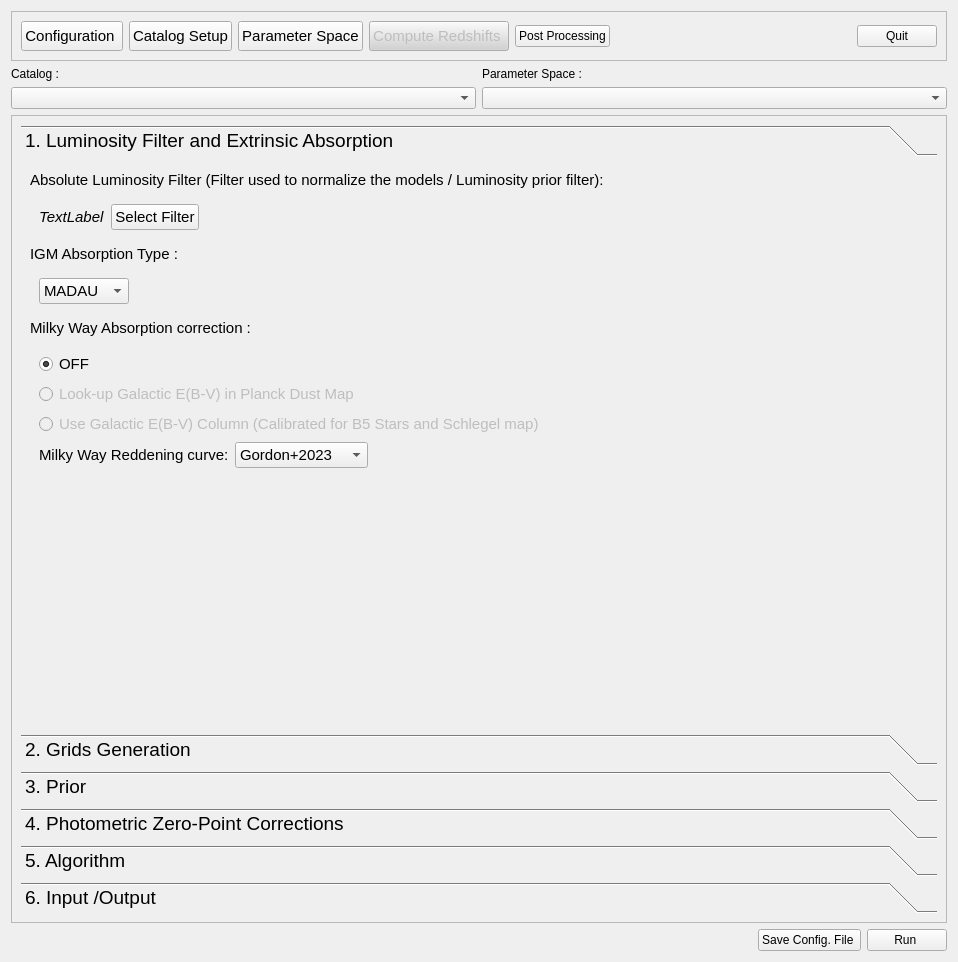
Old version of the form PhzQtUI/auxdir/PhzQtUI/FormAnalysis.ui in the repository astrorama/Phosphoros.
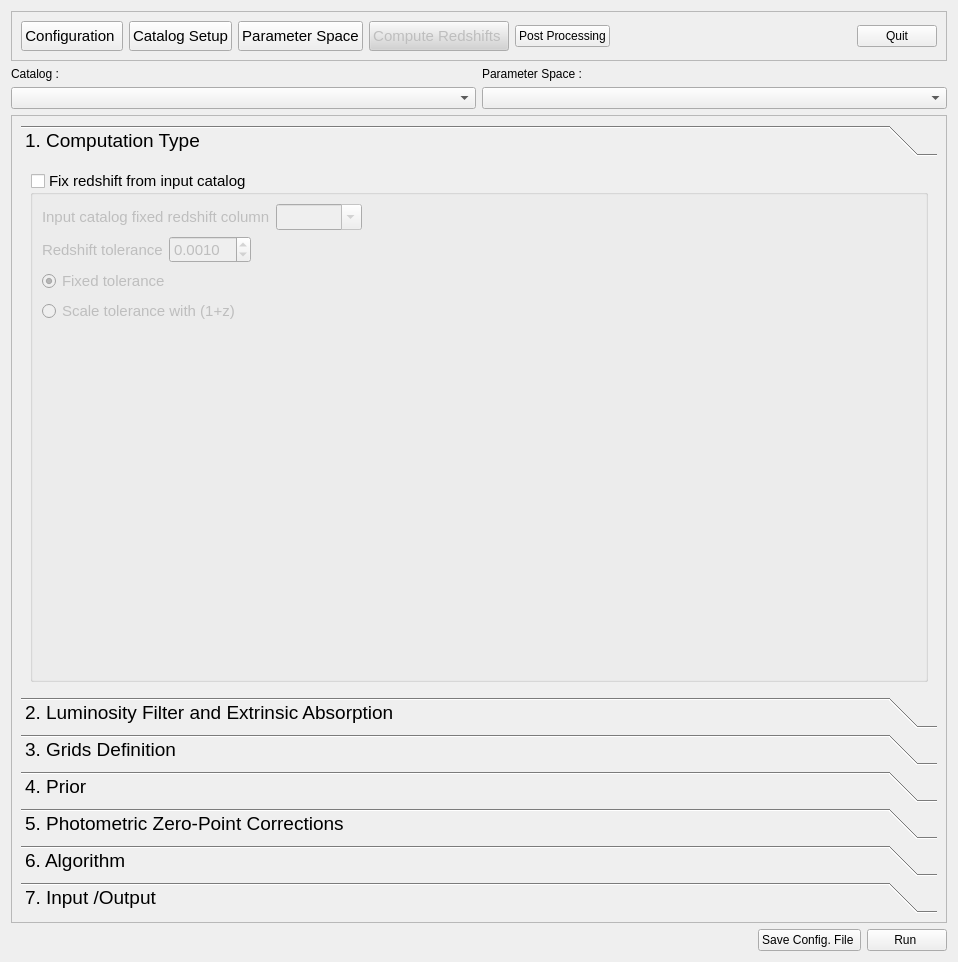
New version of the form. The open tabs and pages were chosen to show the change.

Commit message: Change in the GUI for automating grid generation and extracting Z from the cat for fixed redshifts computation

What changed in the file:
```diff
--- a/PhzQtUI/auxdir/PhzQtUI/FormAnalysis.ui
+++ b/PhzQtUI/auxdir/PhzQtUI/FormAnalysis.ui
@@ -224,11 +224,148 @@
             <x>0</x>
             <y>0</y>
             <width>930</width>
-            <height>536</height>
+            <height>499</height>
            </rect>
           </property>
           <attribute name="label">
-           <string>1. Luminosity Filter and Extrinsic Absorption</string>
+           <string>1. Computation Type</string>
+          </attribute>
+          <layout class="QVBoxLayout" name="verticalLayout_m1">
+           <item>
+            <widget class="QGroupBox" name="gb_fix_z">
+             <property name="font">
+              <font>
+               <pointsize>11</pointsize>
+               <kerning>true</kerning>
+              </font>
+             </property>
+             <property name="title">
+              <string>Fix redshift from input catalog:</string>
+             </property>
+             <property name="flat">
+              <bool>false</bool>
+             </property>
+             <property name="checkable">
+              <bool>true</bool>
+             </property>
+             <property name="checked">
+              <bool>false</bool>
+             </property>
+             <layout class="QVBoxLayout" name="verticalLayout_14">
+              <item>
+               <layout class="QHBoxLayout" name="horizontalLayout_40">
+                <item>
+                 <widget class="QLabel" name="label_35">
+                  <property name="text">
+                   <string>Input catalog fixed redshift column</string>
+                  </property>
+                 </widget>
+                </item>
+                <item>
+                 <widget class="QComboBox" name="cb_z_col">
+                  <property name="editable">
+                   <bool>true</bool>
+                  </property>
+                 </widget>
+                </item>
+                <item>
+                 <spacer name="horizontalSpacer_29">
+                  <property name="orientation">
+                   <enum>Qt::Horizontal</enum>
+                  </property>
+                  <property name="sizeHint" stdset="0">
+                   <size>
+                    <width>40</width>
+                    <height>20</height>
+                   </size>
+                  </property>
+                 </spacer>
+                </item>
+               </layout>
+              </item>
+              <item>
+               <layout class="QHBoxLayout" name="horizontalLayout_41">
+                <item>
+                 <widget class="QLabel" name="label_36">
+                  <property name="text">
+                   <string>Redshift tolerance</string>
+                  </property>
+                 </widget>
+                </item>
+                <item>
+                 <widget class="QDoubleSpinBox" name="dsb_fix_z_tol">
+                  <property name="decimals">
+                   <number>4</number>
+                  </property>
+                  <property name="singleStep">
+                   <double>0.000100000000000</double>
+                  </property>
+                  <property name="value">
+                   <double>0.001000000000000</double>
+                  </property>
+                 </widget>
+                </item>
+                <item>
+                 <spacer name="horizontalSpacer_30">
+                  <property name="orientation">
+                   <enum>Qt::Horizontal</enum>
+                  </property>
+                  <property name="sizeHint" stdset="0">
+                   <size>
+                    <width>40</width>
+                    <height>20</height>
+                   </size>
+                  </property>
+                 </spacer>
+                </item>
+               </layout>
+              </item>
+              <item>
+               <widget class="QRadioButton" name="rb_fixZTol">
+                <property name="text">
+                 <string>Fixed tolerance</string>
+                </property>
+                <property name="checked">
+                 <bool>true</bool>
+                </property>
+               </widget>
+              </item>
+              <item>
+               <widget class="QRadioButton" name="rb_scaleZTol">
+                <property name="text">
+                 <string>Scale tolerance with (1+z)</string>
+                </property>
+               </widget>
+              </item>
+              <item>
+               <spacer name="verticalSpacer_8">
+                <property name="orientation">
+                 <enum>Qt::Vertical</enum>
+                </property>
+                <property name="sizeHint" stdset="0">
+                 <size>
+                  <width>20</width>
+                  <height>40</height>
+                 </size>
+                </property>
+               </spacer>
+              </item>
+             </layout>
+            </widget>
+           </item>
+          </layout>
+         </widget>
+         <widget class="QWidget" name="page_1">
+          <property name="geometry">
+           <rect>
+            <x>0</x>
+            <y>0</y>
+            <width>930</width>
+            <height>499</height>
+           </rect>
+          </property>
+          <attribute name="label">
+           <string>2. Luminosity Filter and Extrinsic Absorption</string>
           </attribute>
           <layout class="QVBoxLayout" name="verticalLayout_5">
            <item>
@@ -486,7 +623,7 @@
            </rect>
           </property>
           <attribute name="label">
-           <string>2. Grids Generation</string>
+           <string>3. Grids Definition</string>
           </attribute>
           <layout class="QVBoxLayout" name="verticalLayout_12">
            <item>
@@ -859,7 +996,7 @@
            </rect>
           </property>
           <attribute name="label">
-           <string>3. Prior</string>
+           <string>4. Prior</string>
           </attribute>
           <layout class="QVBoxLayout" name="verticalLayout_3">
            <item>
@@ -1093,7 +1230,7 @@
            </rect>
           </property>
           <attribute name="label">
-           <string>4. Photometric Zero-Point Corrections</string>
+           <string>5. Photometric Zero-Point Corrections</string>
           </attribute>
           <layout class="QVBoxLayout" name="verticalLayout_11">
            <item>
@@ -1245,7 +1382,7 @@
            </rect>
           </property>
           <attribute name="label">
-           <string>5. Algorithm</string>
+           <string>6. Algorithm</string>
           </attribute>
           <layout class="QVBoxLayout" name="verticalLayout_10">
            <item>
@@ -1419,7 +1556,7 @@
            </rect>
           </property>
           <attribute name="label">
-           <string>6. Input /Output</string>
+           <string>7. Input /Output</string>
           </attribute>
           <layout class="QVBoxLayout" name="verticalLayout">
            <item>
@@ -1592,51 +1729,6 @@
                  </item>
                 </layout>
                </item>
-               <item>
-                <widget class="QGroupBox" name="gb_fix_z">
-                 <property name="font">
-                  <font>
-                   <pointsize>11</pointsize>
-                   <kerning>true</kerning>
-                  </font>
-                 </property>
-                 <property name="title">
-                  <string>Fix redshift from input catalog:</string>
-                 </property>
-                 <property name="flat">
-                  <bool>false</bool>
-                 </property>
-                 <property name="checkable">
-                  <bool>true</bool>
-                 </property>
-                 <property name="checked">
-                  <bool>false</bool>
-                 </property>
-                 <layout class="QHBoxLayout" name="horizontalLayout_8">
-                  <item>
-                   <layout class="QHBoxLayout" name="horizontalLayout_7">
-                    <item>
-                     <widget class="QLabel" name="label_6">
-                      <property name="text">
-                       <string>Input catalog fixed redshift column</string>
-                      </property>
-                     </widget>
-                    </item>
-                    <item>
-                     <widget class="QComboBox" name="cb_z_col">
-                      <property name="enabled">
-                       <bool>false</bool>
-                      </property>
-                      <property name="editable">
-                       <bool>true</bool>
-                      </property>
-                     </widget>
-                    </item>
-                   </layout>
-                  </item>
-                 </layout>
-                </widget>
-               </item>
                <item>
                 <spacer name="verticalSpacer_4">
                  <property name="orientation">
```
Left out of the diff: 74 changed lines with no effect on the pictures. The commit also changes 13 other files.
